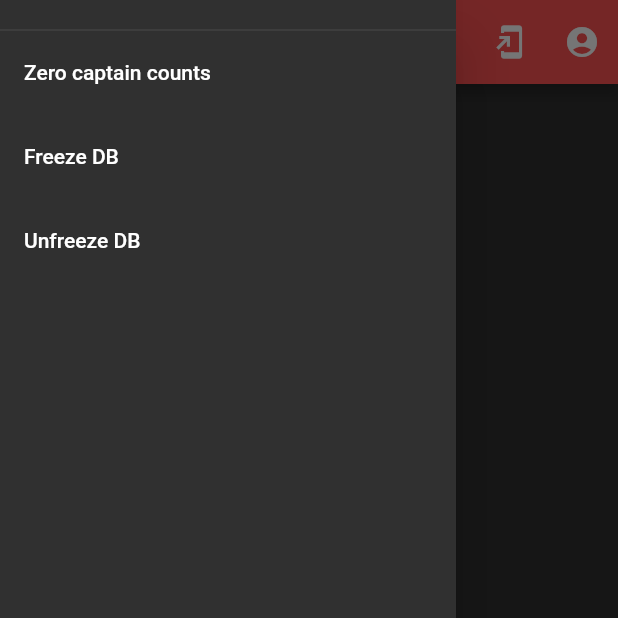
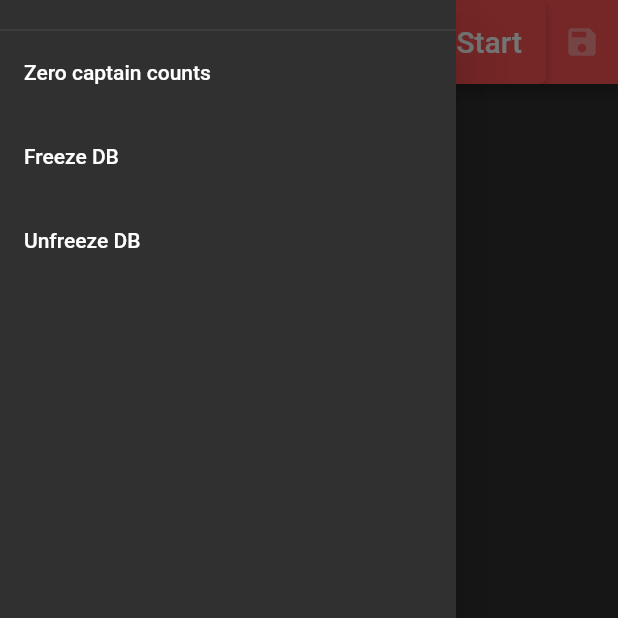
Before and after one commit to jmcfet/tennisadminuiclient, a Flutter app: the screen it shows after launch, with the side drawer open, on a phone screen of 412 x 824 dp, the top half of it. Run offline on Flutter 3.47's test engine with Material 2 defaults, Android fonts, the phone set to English and light mode, and no system bars; our stand-ins replace rxdart; accounts and stored records are empty; generated files the repository leaves out were written again; network calls fail.

Commit message:
fix getmatchs

```diff
--- a/lib/adminView.dart
+++ b/lib/adminView.dart
@@ -34,6 +34,8 @@ class _adminuiState extends State<adminui> {
   List<Calendar> _DatesMonth;
   DateTime picked;
   int activeDay = 0;
+  bool saveBtnswitchState = false;
+  bool startBtnswitchState = true;
   List<Match> allmatchs = [];
   List months = [
     'jan',
@@ -69,17 +71,21 @@ class _adminuiState extends State<adminui> {
   Widget build(BuildContext context) {
     return Scaffold(
         appBar: AppBar(
-            title: Text("Landings"),
+            title: Text("Landings Team Setup "),
 
             backgroundColor: Colors.redAccent,
             actions: <Widget>[
-              IconButton(icon: Icon(Icons.save), onPressed: () => {save()}),
-              IconButton(
-                  icon: Icon(Icons.add_to_home_screen),
-                  onPressed: () => {newMonth()}),
-              //             IconButton(icon: Icon(Icons.add), onPressed: () => {addColumn()}),
-              IconButton(icon: Icon(Icons.account_circle), onPressed: () => {})
-            ]),
+
+            ElevatedButton(
+            style:ElevatedButton.styleFrom(
+            primary: Colors.redAccent),
+            child: Text("Start", style: TextStyle(fontSize: 20,color:Colors.white )),
+            onPressed: startBtnswitchState ?  () => {newMonth()} : null
+            ),
+            IconButton(icon: Icon(Icons.save), onPressed: saveBtnswitchState ? () => {save()} :null),
+
+           ]
+        ),
         drawer: showMyMenu(context,[1,2,3],_repository),
         body: Row(children: BuildColumns())
     );
@@ -101,11 +107,13 @@ class _adminuiState extends State<adminui> {
   setFreeze() async{
     await _repository.freezedatabase();
   }
+
   newMonth() async {
     List<Widget> items = [];
     int count = 1;
     int day;
-    //we want the calendar to start on first MWF that does not have matchs
+    //we want the calendar to start on first MWF that does not have matchs and must do this step as
+    //the datepicker will throw if start date is not one of the selectableDayPredicate (nuts)
     DateTime start = DateTime.now();
     for (int i = 0; i < 31; i++) {
      if (_decideWhichDayToEnable(start))
@@ -119,10 +127,11 @@ class _adminuiState extends State<adminui> {
       // Refer step 1
       firstDate: DateTime(2000),
       lastDate: DateTime(2025),
-
+        selectableDayPredicate: _decideWhichDayToEnable
     );
+    //get the bookable days in the month
     _DatesMonth = CustomCalendar().getMonthCalendar(
-        picked.month, DateTime.now().year,
+        picked.month,picked.day, DateTime.now().year,
         startWeekDay: StartWeekDay.monday);
     //find the first MWF of selected  month
 
@@ -130,6 +139,8 @@ class _adminuiState extends State<adminui> {
     bookingsresp = await _repository.getMonthStatus(picked.month.toString());
 
     setState(() {
+      startBtnswitchState = false;
+      saveBtnswitchState = true;
       //each match has a list of 4 players. add N previous days of matchs so admin can see previous bookings
    /*   Iterable reversed = allmatchs.reversed;
       Iterator iter = reversed.iterator;
@@ -303,6 +314,7 @@ class _adminuiState extends State<adminui> {
         break;
       }
     }
+
     addColumn();
   }
 
```
Also changed, not shown: lib/Calendar.dart (+5 -4 lines), lib/models/Match.dart (+11 -2 lines), lib/models/MatchDTO1.dart (+12 -3 lines), lib/repository/UsersDataBaseProvider.dart (+2 -7 lines), lib/models/MatchDTO.g.dart.
